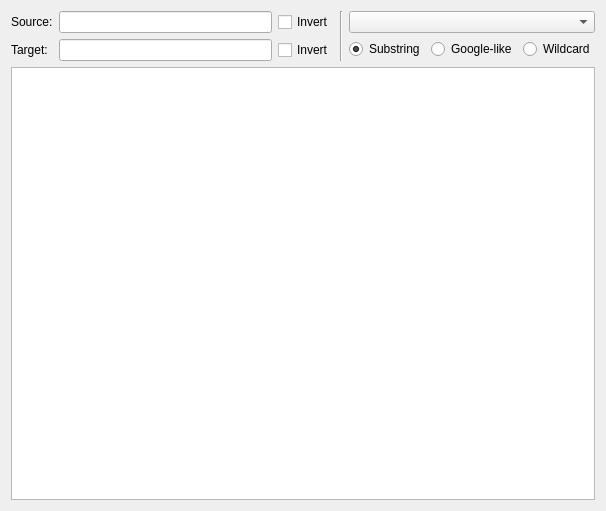
KDE/lokalize, file src/tm/queryoptions.ui: the form before one commit.
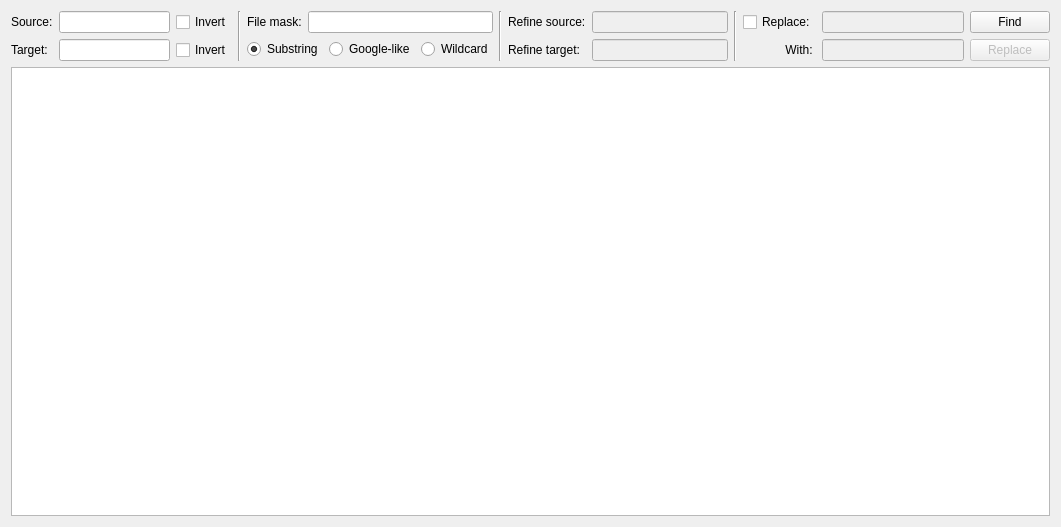
The form after the commit. Custom widgets are drawn as their Qt base class.

What changed in the file:
```diff
--- a/src/tm/queryoptions.ui
+++ b/src/tm/queryoptions.ui
@@ -5,13 +5,16 @@
    <rect>
     <x>0</x>
     <y>0</y>
-    <width>606</width>
-    <height>511</height>
+    <width>1061</width>
+    <height>527</height>
    </rect>
   </property>
   <layout class="QVBoxLayout" >
    <item>
-    <layout class="QHBoxLayout" name="horizontalLayout_2" >
+    <layout class="QHBoxLayout" name="queryLayout" >
+     <property name="sizeConstraint" >
+      <enum>QLayout::SetMinimumSize</enum>
+     </property>
      <item>
       <layout class="QGridLayout" name="gridLayout" >
        <item row="1" column="1" >
@@ -71,11 +74,25 @@
      <item>
       <layout class="QVBoxLayout" name="verticalLayout" >
        <item>
-        <widget class="QComboBox" name="db" >
-         <property name="minimumContentsLength" >
-          <number>20</number>
-         </property>
-        </widget>
+        <layout class="QHBoxLayout" name="filemaskLayout" >
+         <item>
+          <widget class="QLabel" name="label_2" >
+           <property name="toolTip" >
+            <string/>
+           </property>
+           <property name="text" >
+            <string>File mask:</string>
+           </property>
+          </widget>
+         </item>
+         <item>
+          <widget class="KLineEdit" name="filemask" >
+           <property name="toolTip" >
+            <string>Show only results from files with path matching specified mask</string>
+           </property>
+          </widget>
+         </item>
+        </layout>
        </item>
        <item>
         <layout class="QHBoxLayout" name="horizontalLayout_4" >
@@ -116,6 +133,130 @@
        </item>
       </layout>
      </item>
+     <item>
+      <widget class="Line" name="line_2" >
+       <property name="orientation" >
+        <enum>Qt::Vertical</enum>
+       </property>
+      </widget>
+     </item>
+     <item>
+      <layout class="QGridLayout" name="regexLayout" >
+       <item row="0" column="1" >
+        <widget class="KLineEdit" name="regexSource" >
+         <property name="enabled" >
+          <bool>false</bool>
+         </property>
+         <property name="toolTip" >
+          <string>Additionally filter results with regular expression</string>
+         </property>
+        </widget>
+       </item>
+       <item row="1" column="1" >
+        <widget class="KLineEdit" name="regexTarget" >
+         <property name="enabled" >
+          <bool>false</bool>
+         </property>
+         <property name="toolTip" >
+          <string>Additionally filter results with regular expression</string>
+         </property>
+        </widget>
+       </item>
+       <item row="0" column="0" >
+        <widget class="QLabel" name="label_3" >
+         <property name="text" >
+          <string>Refine source:</string>
+         </property>
+        </widget>
+       </item>
+       <item row="1" column="0" >
+        <widget class="QLabel" name="label_4" >
+         <property name="text" >
+          <string>Refine target:</string>
+         </property>
+        </widget>
+       </item>
+      </layout>
+     </item>
+     <item>
+      <widget class="Line" name="line_3" >
+       <property name="orientation" >
+        <enum>Qt::Vertical</enum>
+       </property>
+      </widget>
+     </item>
+     <item>
+      <layout class="QGridLayout" name="replaceLayout" >
+       <item row="0" column="1" >
+        <widget class="KLineEdit" name="findText" >
+         <property name="enabled" >
+          <bool>false</bool>
+         </property>
+         <property name="toolTip" >
+          <string>Regular expression for text that should be replaced</string>
+         </property>
+        </widget>
+       </item>
+       <item row="1" column="1" >
+        <widget class="KLineEdit" name="replaceText" >
+         <property name="enabled" >
+          <bool>false</bool>
+         </property>
+         <property name="toolTip" >
+          <string>Regular expression for replacement text
+(\0 equals found text, \n - n-th block parenthised in search expression)</string>
+         </property>
+        </widget>
+       </item>
+       <item row="0" column="0" >
+        <widget class="QCheckBox" name="replace" >
+         <property name="enabled" >
+          <bool>true</bool>
+         </property>
+         <property name="toolTip" >
+          <string>Do replace over the results in both translation memory and files (if they exist)</string>
+         </property>
+         <property name="text" >
+          <string comment="@label:textbox as in 'Replace with'" >Replace:</string>
+         </property>
+        </widget>
+       </item>
+       <item row="1" column="0" >
+        <widget class="QLabel" name="label" >
+         <property name="text" >
+          <string comment="@label:textbox as in 'Replace with'" >With: </string>
+         </property>
+         <property name="alignment" >
+          <set>Qt::AlignRight|Qt::AlignTrailing|Qt::AlignVCenter</set>
+         </property>
+         <property name="buddy" >
+          <cstring>replaceText</cstring>
+         </property>
+        </widget>
+       </item>
+      </layout>
+     </item>
+     <item>
+      <layout class="QVBoxLayout" name="buttonsLayout" >
+       <item>
+        <widget class="KPushButton" name="doFind" >
+         <property name="text" >
+          <string>Find</string>
+         </property>
+        </widget>
+       </item>
+       <item>
+        <widget class="KPushButton" name="doReplace" >
+         <property name="enabled" >
+          <bool>false</bool>
+         </property>
+         <property name="text" >
+          <string>Replace</string>
+         </property>
+        </widget>
+       </item>
+      </layout>
+     </item>
     </layout>
    </item>
    <item>
@@ -139,6 +280,11 @@
    <extends>QLineEdit</extends>
    <header>klineedit.h</header>
   </customwidget>
+  <customwidget>
+   <class>KPushButton</class>
+   <extends>QPushButton</extends>
+   <header>kpushbutton.h</header>
+  </customwidget>
  </customwidgets>
  <tabstops>
   <tabstop>querySource</tabstop>
```
Left out of the diff: 73 changed lines with no effect on the pictures.
